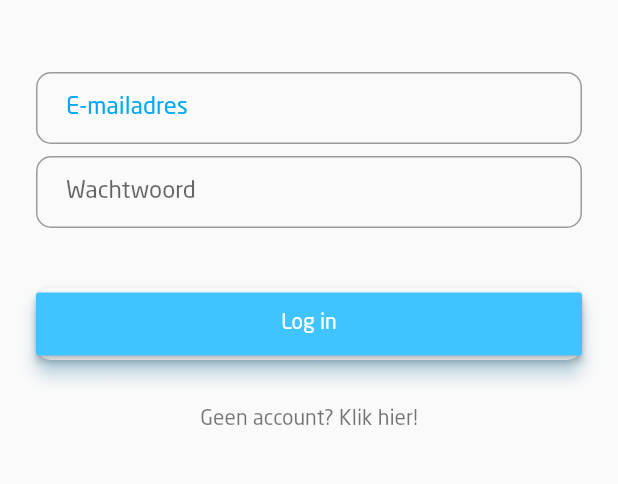
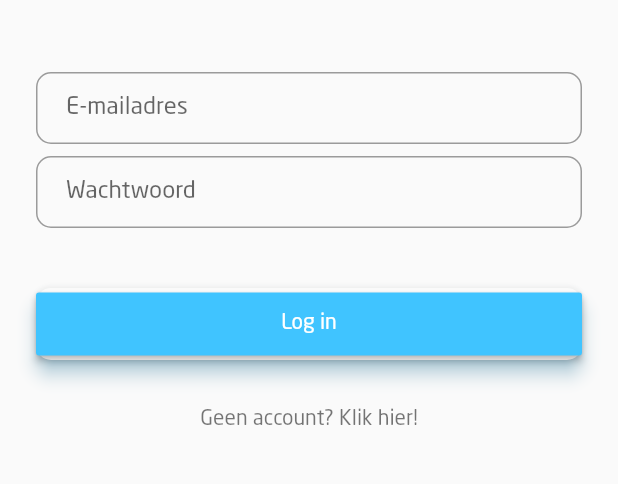
Before and after one commit to oSoc18/gentlestudent, a Flutter app: the screen it shows after launch, on a phone screen of 412 x 824 dp, the part 522-1006 px from its top. Run offline on Flutter 3.47's test engine with Material 2 defaults, Android fonts, the phone set to English and light mode, and no system bars; our stand-ins replace cached_network_image, cloud_firestore, date_format, dynamic_theme, firebase_auth, firebase_storage and 4 more; missing offline and left inert: beacons, flutter_html_view, intro_views_flutter, local_notifications; accounts and stored records are empty.

Commit message:
Small fix

```diff
--- a/mob-app/lib/pages/login/login_page.dart
+++ b/mob-app/lib/pages/login/login_page.dart
@@ -110,10 +110,6 @@
       decoration: InputDecoration(
         labelText: 'E-mailadres',
         hintText: 'naam@student.arteveldehs.be',
-        labelStyle: TextStyle(
-          color: Colors.lightBlue,
-          decorationColor: Colors.lightBlue,
-        ),
         contentPadding: EdgeInsets.fromLTRB(20.0, 10.0, 20.0, 10.0),
         border: OutlineInputBorder(
           borderRadius: BorderRadius.circular(10.0),
@@ -130,7 +126,6 @@
         fillColor: Colors.lightBlue,
         labelText: 'Wachtwoord',
         hintText: '**********',
-        //labelStyle: TextStyle(color: Colors.lightBlue),
         contentPadding: EdgeInsets.fromLTRB(20.0, 10.0, 20.0, 10.0),
         border: OutlineInputBorder(
           borderRadius: BorderRadius.circular(10.0),
```
